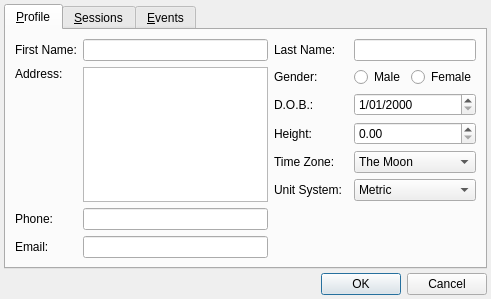
Old version of the form preferencesdialog.ui in the repository sbonaime/sleepyhead-code..
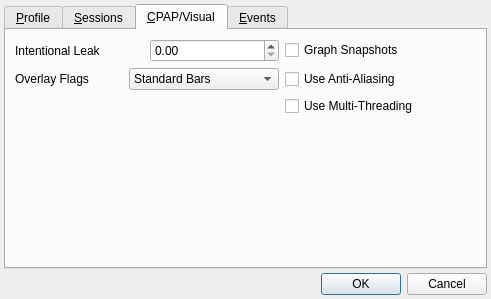
New version of the form.

Commit message: Preferences updates, Added primative Intentional Leak support for PRS1

The edit to the form file:
```diff
--- a/preferencesdialog.ui
+++ b/preferencesdialog.ui
@@ -29,7 +29,7 @@
    <item>
     <widget class="QTabWidget" name="tabWidget">
      <property name="currentIndex">
-      <number>0</number>
+      <number>2</number>
      </property>
      <widget class="QWidget" name="profileTab">
       <attribute name="title">
@@ -514,6 +514,134 @@
        </item>
       </layout>
      </widget>
+     <widget class="QWidget" name="tab_3">
+      <attribute name="title">
+       <string>&amp;CPAP/Visual</string>
+      </attribute>
+      <layout class="QGridLayout" name="gridLayout_3">
+       <item row="0" column="0">
+        <layout class="QHBoxLayout" name="horizontalLayout_10">
+         <item>
+          <widget class="QLabel" name="label_17">
+           <property name="sizePolicy">
+            <sizepolicy hsizetype="Preferred" vsizetype="Preferred">
+             <horstretch>0</horstretch>
+             <verstretch>0</verstretch>
+            </sizepolicy>
+           </property>
+           <property name="text">
+            <string>Intentional Leak</string>
+           </property>
+          </widget>
+         </item>
+         <item>
+          <widget class="QDoubleSpinBox" name="intentionalLeakEdit">
+           <property name="toolTip">
+            <string>Intentional Leak value for your Mask type in Litres/Minute.
+(ResMed machines only report unintentional leaks and don't need this)
+</string>
+           </property>
+           <property name="suffix">
+            <string/>
+           </property>
+          </widget>
+         </item>
+        </layout>
+       </item>
+       <item row="0" column="1">
+        <widget class="QCheckBox" name="useGraphSnapshots">
+         <property name="toolTip">
+          <string>The Pie Chart in the Daily Views left panel. 
+This takes extra space, and has been known to cause problems on certain computer configurations, hence it's turned off by default.</string>
+         </property>
+         <property name="text">
+          <string>Graph Snapshots</string>
+         </property>
+        </widget>
+       </item>
+       <item row="1" column="0">
+        <layout class="QHBoxLayout" name="horizontalLayout_11">
+         <item>
+          <widget class="QLabel" name="label_18">
+           <property name="sizePolicy">
+            <sizepolicy hsizetype="Preferred" vsizetype="Preferred">
+             <horstretch>0</horstretch>
+             <verstretch>0</verstretch>
+            </sizepolicy>
+           </property>
+           <property name="text">
+            <string>Overlay Flags</string>
+           </property>
+          </widget>
+         </item>
+         <item>
+          <widget class="QComboBox" name="overlayFlagsCombo">
+           <property name="toolTip">
+            <string>The visual method of displaying waveform overlay flags.</string>
+           </property>
+           <item>
+            <property name="text">
+             <string>Standard Bars</string>
+            </property>
+           </item>
+           <item>
+            <property name="text">
+             <string>Top &amp; Bottom Markers</string>
+            </property>
+           </item>
+          </widget>
+         </item>
+        </layout>
+       </item>
+       <item row="1" column="1">
+        <widget class="QCheckBox" name="useAntiAliasing">
+         <property name="toolTip">
+          <string>Reduces the jagged edges on lines a little.</string>
+         </property>
+         <property name="text">
+          <string>Use Anti-Aliasing</string>
+         </property>
+        </widget>
+       </item>
+       <item row="3" column="0">
+        <spacer name="verticalSpacer_4">
+         <property name="orientation">
+          <enum>Qt::Vertical</enum>
+         </property>
+         <property name="sizeHint" stdset="0">
+          <size>
+           <width>264</width>
+           <height>108</height>
+          </size>
+         </property>
+        </spacer>
+       </item>
+       <item row="3" column="1">
+        <spacer name="verticalSpacer_5">
+         <property name="orientation">
+          <enum>Qt::Vertical</enum>
+         </property>
+         <property name="sizeHint" stdset="0">
+          <size>
+           <width>185</width>
+           <height>108</height>
+          </size>
+         </property>
+        </spacer>
+       </item>
+       <item row="2" column="1">
+        <widget class="QCheckBox" name="useMultithreading">
+         <property name="toolTip">
+          <string>You may need to disable this if your experiencing crashes.
+It has no effect on single cpu machines.</string>
+         </property>
+         <property name="text">
+          <string>Use Multi-Threading</string>
+         </property>
+        </widget>
+       </item>
+      </layout>
+     </widget>
      <widget class="QWidget" name="tab_2">
       <attribute name="title">
        <string>&amp;Events</string>
```
Left out of the diff: 2 changed lines with no effect on the pictures. The commit also changes 17 other files.
